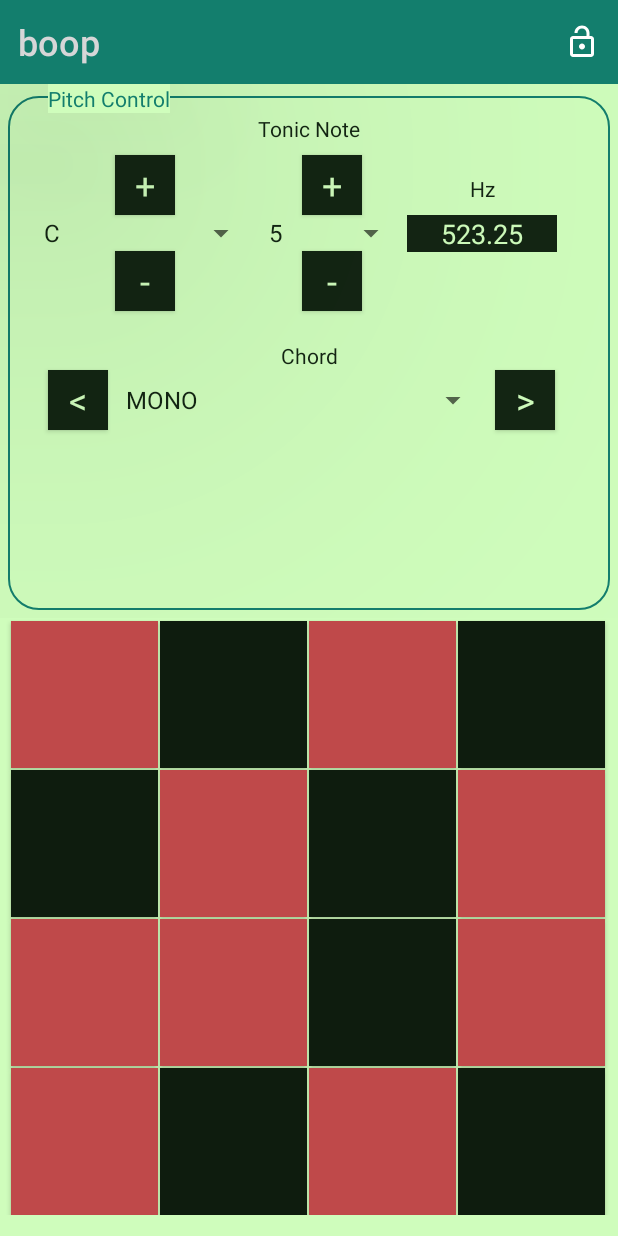
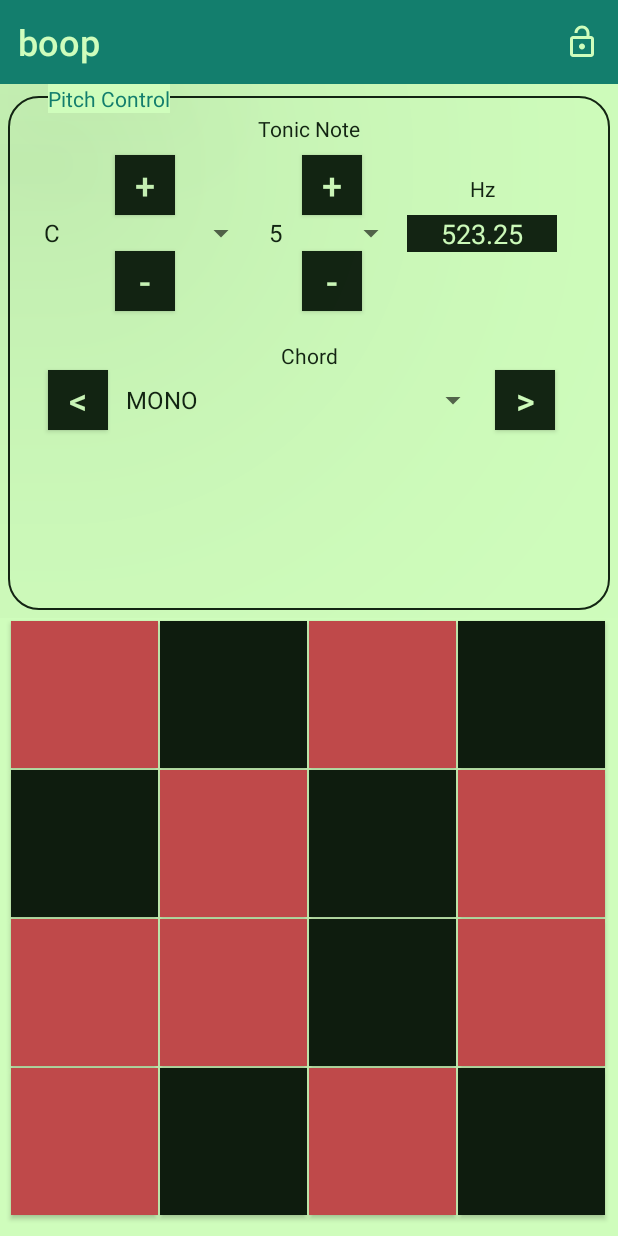
Before and after one commit to dsoskey/boop, an Android app: the screen it shows after launch (MainActivity), on a phone screen of 412 x 824 dp. Run offline under Robolectric (Android 15) with nearby library versions, the phone set to English and light mode, and no system bars; our stand-ins replace Dagger/Hilt's generated code; libraries missing offline, so code that uses them is left out: com.jaredrummler.android; 6 statements that could not run were skipped.

Commit message:
Cleaning up resource folder and switching to use themes over direct color references

```diff
--- a/app/src/main/java/wav/boop/AppGraph.kt
+++ b/app/src/main/java/wav/boop/AppGraph.kt
@@ -2,7 +2,6 @@ package wav.boop
 
 import android.app.Application
 import dagger.Component
-import wav.boop.menu.EngineSelectorActionProvider
 import wav.boop.synth.DefaultSynthesizer
 import javax.inject.Singleton
 
@@ -11,7 +10,6 @@ import javax.inject.Singleton
 interface AppGraph {
     fun synthesizer(): DefaultSynthesizer // TODO: Make it provide a Synthesizer with custom binding
     fun inject(activity: MainActivity)
-    fun inject(actionProvider: EngineSelectorActionProvider)
 }
 
 class BoopApp: Application() {
--- a/app/src/main/res/drawable/module_border.xml
+++ b/app/src/main/res/drawable/module_border.xml
@@ -12,5 +12,5 @@
             android:bottomLeftRadius="20dp" />
     <stroke
             android:width="1dp"
-            android:color="@color/outerRind" />
+            android:color="?attr/colorOnPrimary" />
 </shape>
--- a/app/src/main/res/drawable/outline_lock_24.xml
+++ b/app/src/main/res/drawable/outline_lock_24.xml
@@ -5,6 +5,6 @@
     android:viewportHeight="24"
   >
   <path
-      android:fillColor="@android:color/white"
+      android:fillColor="?attr/colorPrimary"
       android:pathData="M18,8h-1L17,6c0,-2.76 -2.24,-5 -5,-5S7,3.24 7,6v2L6,8c-1.1,0 -2,0.9 -2,2v10c0,1.1 0.9,2 2,2h12c1.1,0 2,-0.9 2,-2L20,10c0,-1.1 -0.9,-2 -2,-2zM9,6c0,-1.66 1.34,-3 3,-3s3,1.34 3,3v2L9,8L9,6zM18,20L6,20L6,10h12v10zM12,17c1.1,0 2,-0.9 2,-2s-0.9,-2 -2,-2 -2,0.9 -2,2 0.9,2 2,2z"/>
 </vector>
--- a/app/src/main/res/drawable/outline_lock_open_24.xml
+++ b/app/src/main/res/drawable/outline_lock_open_24.xml
@@ -5,6 +5,6 @@
     android:viewportHeight="24"
     >
   <path
-      android:fillColor="@android:color/white"
+      android:fillColor="?attr/colorPrimary"
       android:pathData="M18,8h-1L17,6c0,-2.76 -2.24,-5 -5,-5S7,3.24 7,6h2c0,-1.66 1.34,-3 3,-3s3,1.34 3,3v2L6,8c-1.1,0 -2,0.9 -2,2v10c0,1.1 0.9,2 2,2h12c1.1,0 2,-0.9 2,-2L20,10c0,-1.1 -0.9,-2 -2,-2zM18,20L6,20L6,10h12v10zM12,17c1.1,0 2,-0.9 2,-2s-0.9,-2 -2,-2 -2,0.9 -2,2 0.9,2 2,2z"/>
 </vector>
--- a/app/src/main/res/layout/activity_main.xml
+++ b/app/src/main/res/layout/activity_main.xml
@@ -5,16 +5,8 @@
         xmlns:app="http://schemas.android.com/apk/res-auto"
         android:layout_width="match_parent"
         android:layout_height="match_parent"
-        android:background="@color/innerRind"
+        android:background="?attr/colorSurface"
         tools:context=".MainActivity">
-<!--    <androidx.appcompat.widget.Toolbar-->
-<!--            android:id="@+id/my_toolbar"-->
-<!--            android:layout_width="match_parent"-->
-<!--            android:layout_height="?attr/actionBarSize"-->
-<!--            android:background="@color/outerRind"-->
-<!--            android:elevation="4dp"-->
-<!--            android:theme="@style/ThemeOverlay.AppCompat.ActionBar"-->
-<!--            app:popupTheme="@style/ThemeOverlay.AppCompat.Light" app:layout_constraintTop_toTopOf="parent"/>-->
 
     <androidx.constraintlayout.widget.ConstraintLayout
             android:id="@+id/title_bar"
@@ -22,7 +14,8 @@
             android:layout_height="?attr/actionBarSize"
             app:layout_constraintEnd_toEndOf="parent"
             app:layout_constraintStart_toStartOf="parent"
-            app:layout_constraintTop_toTopOf="parent" />
+            app:layout_constraintTop_toTopOf="parent"
+    />
 
     <androidx.constraintlayout.widget.ConstraintLayout
             android:id="@+id/side_action"
@@ -33,18 +26,14 @@
             app:layout_constraintHorizontal_bias="0.0"
             app:layout_constraintStart_toStartOf="parent"
             app:layout_constraintTop_toBottomOf="@+id/title_bar"
-            app:layout_constraintVertical_bias="0.26">
-
-    </androidx.constraintlayout.widget.ConstraintLayout>
+    />
 
     <androidx.constraintlayout.widget.ConstraintLayout
             android:id="@+id/main_action"
             android:layout_width="match_parent"
             android:layout_height="0dp"
             app:layout_constraintDimensionRatio="1:1"
-            app:layout_constraintBottom_toBottomOf="parent">
-
-    </androidx.constraintlayout.widget.ConstraintLayout>
-
+            app:layout_constraintBottom_toBottomOf="parent"
+    />
 
 </androidx.constraintlayout.widget.ConstraintLayout>
--- a/app/src/main/res/layout/pad_grid.xml
+++ b/app/src/main/res/layout/pad_grid.xml
@@ -3,9 +3,8 @@
         xmlns:android="http://schemas.android.com/apk/res/android"
         xmlns:app="http://schemas.android.com/apk/res-auto"
         xmlns:tools="http://schemas.android.com/tools"
-        android:id="@+id/linearLayout"
         android:layout_width="match_parent"
-        android:layout_height="wrap_content"
+        android:layout_height="match_parent"
 >
 
     <Button
--- a/app/src/main/res/layout/pitch_control.xml
+++ b/app/src/main/res/layout/pitch_control.xml
@@ -20,8 +20,8 @@
                 android:layout_height="wrap_content"
                 android:layout_marginStart="32dp"
                 android:text="@string/pitch_control_title"
-                android:textColor="@color/outerRind"
-                android:background="@color/innerRind"
+                android:textColor="?attr/colorSecondary"
+                android:background="?attr/colorPrimary"
                 android:elevation="200dp"
                 app:layout_constraintStart_toStartOf="parent"
                 app:layout_constraintTop_toTopOf="parent" />
@@ -42,18 +42,15 @@
                     android:layout_height="wrap_content"
                     android:layout_marginTop="12dp"
                     android:text="@string/tonic_description"
-                    android:textColor="@color/seeds"
+                    android:textColor="?attr/colorOnPrimary"
                     app:layout_constraintEnd_toEndOf="parent"
                     app:layout_constraintStart_toStartOf="parent"
                     app:layout_constraintTop_toTopOf="parent" />
 
             <Button
                     android:id="@+id/up_note"
-                    style="@style/ControlModuleButtons"
-                    android:layout_width="40dp"
-                    android:layout_height="40dp"
+                    style="@style/Widget.Boop.ControlModule.Button.Small"
                     android:text="@string/plus"
-                    android:textSize="24sp"
                     app:layout_constraintBottom_toTopOf="@id/note_spinner"
                     app:layout_constraintEnd_toEndOf="@+id/note_spinner"
                     app:layout_constraintStart_toStartOf="@+id/note_spinner" />
@@ -64,27 +61,21 @@
                     android:layout_height="wrap_content"
                     android:layout_marginStart="16dp"
                     android:layout_marginTop="48dp"
-                    android:textColor="@color/seeds"
+                    android:textColor="?attr/colorOnPrimary"
                     app:layout_constraintStart_toStartOf="parent"
                     app:layout_constraintTop_toBottomOf="@id/tonic_description" />
             <Button
                     android:id="@+id/down_note"
-                    style="@style/ControlModuleButtons"
-                    android:layout_width="40dp"
-                    android:layout_height="40dp"
+                    style="@style/Widget.Boop.ControlModule.Button.Small"
                     android:text="@string/minus"
-                    android:textSize="24sp"
                     app:layout_constraintEnd_toEndOf="@+id/note_spinner"
                     app:layout_constraintStart_toStartOf="@id/note_spinner"
                     app:layout_constraintTop_toBottomOf="@+id/note_spinner" />
 
             <Button
                     android:id="@+id/up_octave"
-                    style="@style/ControlModuleButtons"
-                    android:layout_width="40dp"
-                    android:layout_height="40dp"
+                    style="@style/Widget.Boop.ControlModule.Button.Small"
                     android:text="@string/plus"
-                    android:textSize="24sp"
                     app:layout_constraintBottom_toTopOf="@id/octave_spinner"
                     app:layout_constraintEnd_toEndOf="@+id/octave_spinner"
                     app:layout_constraintStart_toStartOf="@+id/octave_spinner" />
@@ -93,16 +84,13 @@
                     android:layout_width="100dp"
                     android:layout_height="wrap_content"
                     android:layout_marginTop="48dp"
-                    android:textColor="@color/seeds"
+                    android:textColor="?attr/colorOnPrimary"
                     app:layout_constraintStart_toEndOf="@+id/note_spinner"
                     app:layout_constraintTop_toBottomOf="@id/tonic_description" />
             <Button
                     android:id="@+id/down_octave"
-                    style="@style/ControlModuleButtons"
-                    android:layout_width="40dp"
-                    android:layout_height="40dp"
+                    style="@style/Widget.Boop.ControlModule.Button.Small"
                     android:text="@string/minus"
-                    android:textSize="24sp"
                     app:layout_constraintEnd_toEndOf="@+id/octave_spinner"
                     app:layout_constraintStart_toStartOf="@id/octave_spinner"
                     app:layout_constraintTop_toBottomOf="@+id/octave_spinner" />
@@ -112,12 +100,12 @@
                     android:layout_width="100dp"
                     android:layout_height="wrap_content"
                     android:layout_marginTop="48dp"
-                    android:background="@color/seeds"
+                    android:background="?attr/colorOnPrimary"
                     android:imeOptions="actionDone"
                     android:importantForAutofill="no"
                     android:inputType="numberDecimal"
                     android:textAlignment="center"
-                    android:textColor="@color/innerRind"
+                    android:textColor="?attr/colorPrimary"
                     app:layout_constraintStart_toEndOf="@+id/octave_spinner"
                     app:layout_constraintTop_toBottomOf="@id/tonic_description"/>
 
@@ -126,7 +114,7 @@
                     android:layout_width="wrap_content"
                     android:layout_height="wrap_content"
                     android:layout_marginBottom="8dp"
-                    android:textColor="@color/seeds"
+                    android:textColor="?attr/colorOnPrimary"
                     android:text="@string/hz"
                     app:layout_constraintBottom_toTopOf="@+id/tonic_frequency"
                     app:layout_constraintEnd_toEndOf="@+id/tonic_frequency"
@@ -134,23 +122,20 @@
 
 
             <TextView
-                    android:id="@+id/textView5"
+                    android:id="@+id/chord_description"
                     android:layout_width="wrap_content"
                     android:layout_height="wrap_content"
                     android:layout_marginTop="132dp"
                     android:text="@string/chord_description"
-                    android:textColor="@color/seeds"
+                    android:textColor="?attr/colorOnPrimary"
                     app:layout_constraintEnd_toEndOf="parent"
                     app:layout_constraintStart_toStartOf="parent"
                     app:layout_constraintTop_toBottomOf="@+id/tonic_description" />
 
             <Button
                     android:id="@+id/down_chord"
-                    style="@style/ControlModuleButtons"
-                    android:layout_width="40dp"
-                    android:layout_height="40dp"
+                    style="@style/Widget.Boop.ControlModule.Button.Small"
                     android:text="@string/left_arrow"
-                    android:textSize="24sp"
                     android:layout_marginEnd="4dp"
                     app:layout_constraintTop_toTopOf="@id/chord_spinner"
                     app:layout_constraintEnd_toStartOf="@+id/chord_spinner"
@@ -162,19 +147,16 @@
                     android:layout_width="250dp"
                     android:layout_height="wrap_content"
                     android:layout_marginTop="8dp"
-                    android:textColor="@color/seeds"
+                    android:textColor="?attr/colorOnPrimary"
                     app:layout_constraintEnd_toEndOf="parent"
                     app:layout_constraintHorizontal_bias="0.467"
                     app:layout_constraintStart_toStartOf="parent"
-                    app:layout_constraintTop_toBottomOf="@+id/textView5" />
+                    app:layout_constraintTop_toBottomOf="@+id/chord_description" />
 
             <Button
                     android:id="@+id/up_chord"
-                    style="@style/ControlModuleButtons"
-                    android:layout_width="40dp"
-                    android:layout_height="40dp"
+                    style="@style/Widget.Boop.ControlModule.Button.Small"
                     android:text="@string/right_arrow"
-                    android:textSize="24sp"
                     android:layout_marginStart="4dp"
                     app:layout_constraintTop_toTopOf="@id/chord_spinner"
                     app:layout_constraintStart_toEndOf="@+id/chord_spinner"
--- a/app/src/main/res/layout/title_bar.xml
+++ b/app/src/main/res/layout/title_bar.xml
@@ -2,8 +2,10 @@
 <androidx.constraintlayout.widget.ConstraintLayout
         xmlns:android="http://schemas.android.com/apk/res/android"
         xmlns:app="http://schemas.android.com/apk/res-auto"
-        android:background="@color/outerRind"
-        android:layout_width="match_parent" android:layout_height="?attr/actionBarSize">
+        android:background="?attr/colorSecondary"
+        android:layout_width="match_parent"
+        android:layout_height="?attr/actionBarSize"
+    >
 
     <TextView
             android:id="@+id/textView2"
@@ -13,9 +15,8 @@
             android:fontFamily="sans-serif-medium"
             android:gravity="center|start"
             android:text="@string/app_name"
-            android:textColor="@color/ap_white"
+            android:textColor="?attr/colorPrimary"
             android:textSize="24sp"
-            android:theme="@style/ThemeOverlay.AppCompat.ActionBar"
             android:typeface="serif"
             app:layout_constraintBottom_toBottomOf="parent"
             app:layout_constraintStart_toStartOf="parent"
--- a/app/src/main/res/values/colors.xml
+++ b/app/src/main/res/values/colors.xml
@@ -1,12 +1,12 @@
 <?xml version="1.0" encoding="utf-8"?>
 <resources>
-    <color name="colorPrimary">#4CAF50</color>
-    <color name="colorPrimaryDark">#00574B</color>
-    <color name="seeds">#132513</color>
+<!--    <color name="colorPrimary">#4CAF50</color>-->
+<!--    <color name="colorPrimaryDark">#00574B</color>-->
 
     <color name="outerRind">#137E6D</color>
     <color name="innerRind">#CFFDBC</color>
     <color name="meat">#FF6163</color>
+    <color name="seeds">#132513</color>
     <color name="seedies">#2E2E2E</color>
 
 
--- a/app/src/main/res/values/styles.xml
+++ b/app/src/main/res/values/styles.xml
@@ -1,16 +1,30 @@
 <resources>
-
     <!-- Base application theme. -->
     <style name="AppTheme" parent="Theme.AppCompat.DayNight.NoActionBar">
         <!-- Customize your theme here. -->
         <item name="colorPrimary">@color/innerRind</item>
+        <item name="colorSecondary">@color/outerRind</item>
+        <item name="colorSurface">@color/innerRind</item>
+        <item name="colorOnSurface">@color/seeds</item>
+        <item name="colorOnPrimary">@color/seeds</item>
         <item name="colorPrimaryDark">@color/outerRind</item>
         <item name="colorAccent">@color/meat</item>
     </style>
 
-    <style name="ControlModuleButtons" parent="android:Widget.Button">
-        <item name="android:textColor">@color/innerRind</item>
-        <item name="android:background">@color/seeds</item>
+    <style name="Widget.Boop.ControlModule.Button" parent="">
+        <item name="android:textColor">?attr/colorPrimary</item>
+        <item name="android:background">?attr/colorOnPrimary</item>
+
+    </style>
+
+    <style name="Widget.Boop.ControlModule.Button.Small">
+        <item name="android:textSize">24sp</item>
+        <item name="android:layout_width">40dp</item>
+        <item name="android:layout_height">40dp</item>
+    </style>
+    <style name="Widget.Boop.ControlModule.Button.Medium">
+        <item name="android:layout_width">75dp</item>
+        <item name="android:layout_height">75dp</item>
     </style>
 
     <style name="OscDark">
```
Also changed, not shown: app/src/main/java/wav/boop/menu/EngineSelectorActionProvider.kt (deleted, +0 -37 lines), app/src/main/res/layout/color_picker_banner.xml (deleted, +0 -16 lines), app/src/main/res/layout/engine_handler.xml (+9 -21 lines), app/src/main/res/layout/pad_color_control.xml (+5 -5 lines), app/src/main/res/layout/pad_color_selector.xml (deleted, +0 -26 lines), app/src/main/res/layout/pad_pattern_selector.xml (deleted, +0 -18 lines), app/src/main/res/menu/toolbar_menu.xml (deleted, +0 -17 lines).
